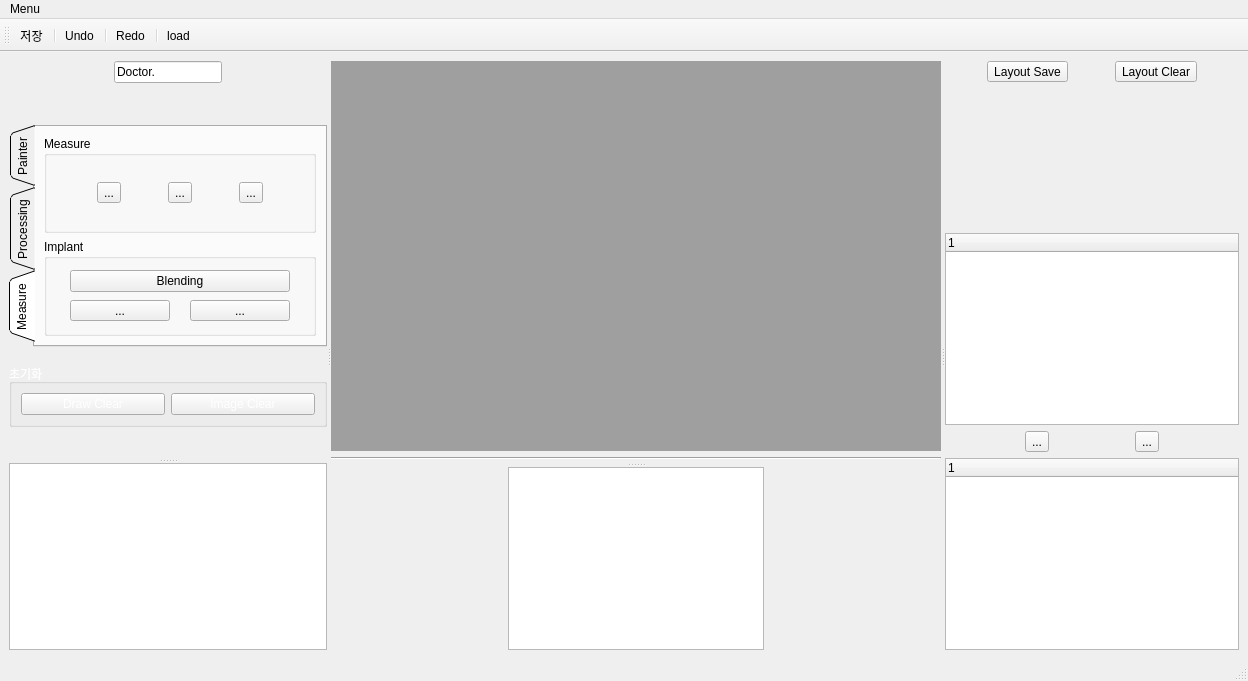
Qt form DentistAppY/DentistApp/mainwindow.ui (Jyeong2c/Project) before a commit.
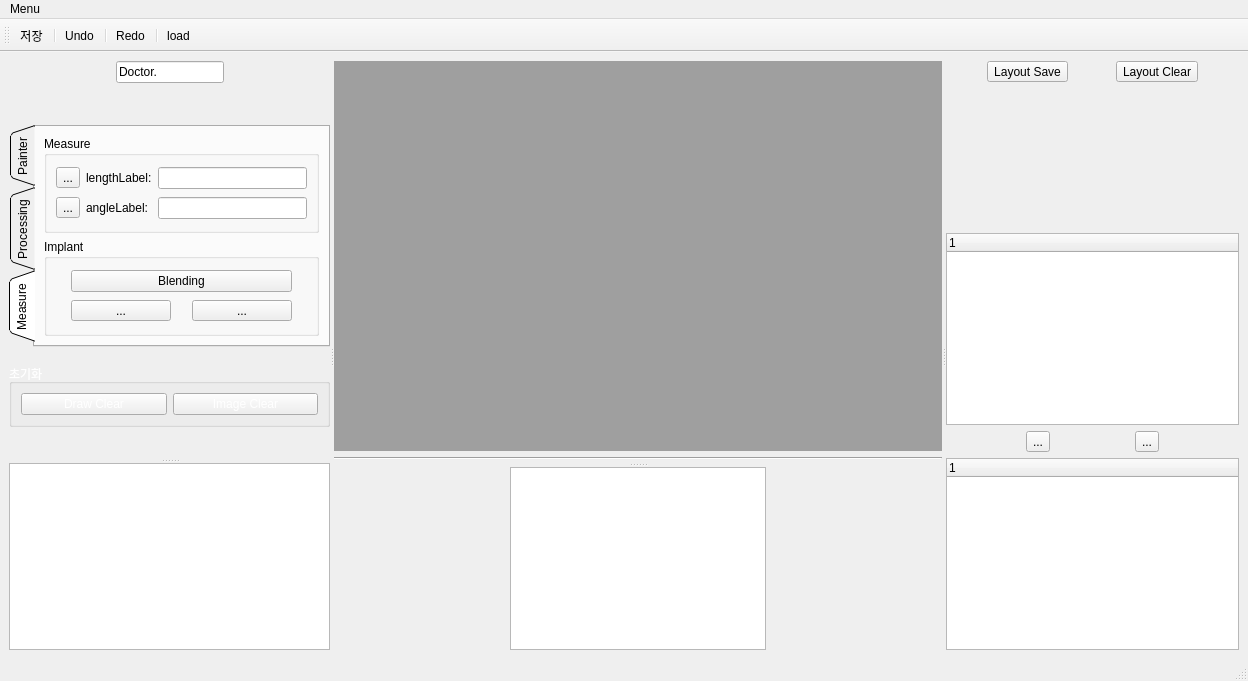
The same form after that commit. Icons and pictures are not drawn.

What changed in the file:
```diff
--- a/DentistAppY/DentistApp/mainwindow.ui
+++ b/DentistAppY/DentistApp/mainwindow.ui
@@ -508,8 +508,8 @@
                 <property name="title">
                  <string>Measure</string>
                 </property>
-                <layout class="QHBoxLayout" name="horizontalLayout_5">
-                 <item>
+                <layout class="QGridLayout" name="gridLayout_2">
+                 <item row="0" column="0">
                   <widget class="QToolButton" name="rulerToolButton">
                    <property name="minimumSize">
                     <size>
@@ -532,30 +532,17 @@
                    </property>
                   </widget>
                  </item>
-                 <item>
-                  <widget class="QToolButton" name="measureToolButton">
-                   <property name="minimumSize">
-                    <size>
-                     <width>0</width>
-                     <height>0</height>
-                    </size>
-                   </property>
+                 <item row="0" column="1">
+                  <widget class="QLabel" name="lengthLabel">
                    <property name="text">
-                    <string>...</string>
-                   </property>
-                   <property name="icon">
-                    <iconset resource="Image.qrc">
-                     <normaloff>:/icon/Image/measure.png</normaloff>:/icon/Image/measure.png</iconset>
-                   </property>
-                   <property name="iconSize">
-                    <size>
-                     <width>30</width>
-                     <height>30</height>
-                    </size>
+                    <string>lengthLabel:</string>
                    </property>
                   </widget>
                  </item>
-                 <item>
+                 <item row="0" column="2">
+                  <widget class="QLineEdit" name="lengthLineEdit"/>
+                 </item>
+                 <item row="1" column="0">
                   <widget class="QToolButton" name="protractorToolButton">
                    <property name="minimumSize">
                     <size>
@@ -578,6 +565,16 @@
                    </property>
                   </widget>
                  </item>
+                 <item row="1" column="1">
+                  <widget class="QLabel" name="angleLabel">
+                   <property name="text">
+                    <string>angleLabel:</string>
+                   </property>
+                  </widget>
+                 </item>
+                 <item row="1" column="2">
+                  <widget class="QLineEdit" name="angleLineEdit"/>
+                 </item>
                 </layout>
                </widget>
               </item>
```
Left out of the diff: 58 changed lines with no effect on the pictures.
